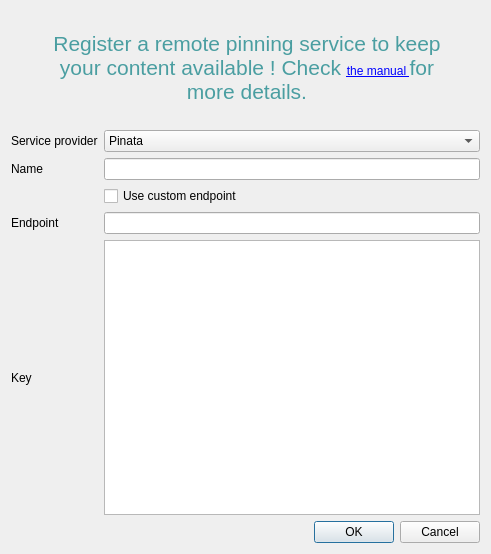
Before: the Qt Designer form galacteek/ui/forms/rps_adddialog.ui in pinnaculum/galacteek, drawn with Qt 5.
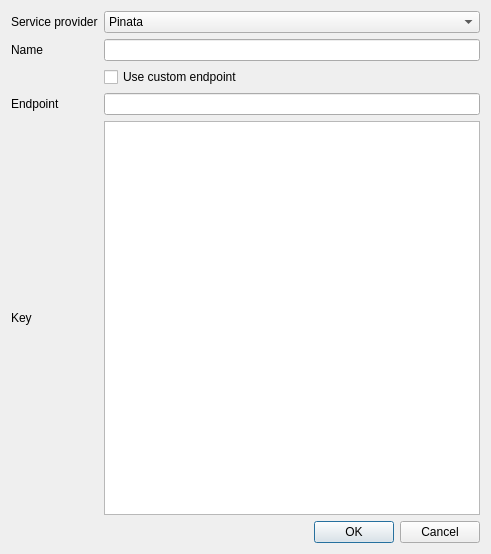
After: the same form once the commit is applied.

Commit message: Massive update, see the CHANGELOG (0.5.8) for more details

What changed in the file:
```diff
--- a/galacteek/ui/forms/rps_adddialog.ui
+++ b/galacteek/ui/forms/rps_adddialog.ui
@@ -10,6 +10,12 @@
     <height>554</height>
    </rect>
   </property>
+  <property name="sizePolicy">
+   <sizepolicy hsizetype="Expanding" vsizetype="Expanding">
+    <horstretch>0</horstretch>
+    <verstretch>0</verstretch>
+   </sizepolicy>
+  </property>
   <property name="windowTitle">
    <string>Configure a new remote pinning service</string>
   </property>
@@ -116,18 +122,7 @@
     </widget>
    </item>
    <item row="0" column="0">
-    <widget class="QLabel" name="label_5">
-     <property name="styleSheet">
-      <string notr="true">color: #4a9ea1;
-padding: 20px;</string>
-     </property>
-     <property name="text">
-      <string>&lt;html&gt;&lt;head/&gt;&lt;body&gt;&lt;p align=&quot;center&quot;&gt;&lt;span style=&quot; font-size:16pt;&quot;&gt;Register a remote pinning service to keep your content available ! Check &lt;/span&gt;&lt;a href=&quot;manual:/pinning.html#remote&quot;&gt;&lt;span style=&quot; text-decoration: underline; color:#0000ff;&quot;&gt;the manual &lt;/span&gt;&lt;/a&gt;&lt;span style=&quot; font-size:16pt;&quot;&gt;for more details.&lt;/span&gt;&lt;/p&gt;&lt;/body&gt;&lt;/html&gt;</string>
-     </property>
-     <property name="wordWrap">
-      <bool>true</bool>
-     </property>
-    </widget>
+    <layout class="QVBoxLayout" name="vLayoutInfo"/>
    </item>
   </layout>
  </widget>
```
Left out of the diff: 3 changed lines with no effect on the pictures. The commit also changes 181 other files.
